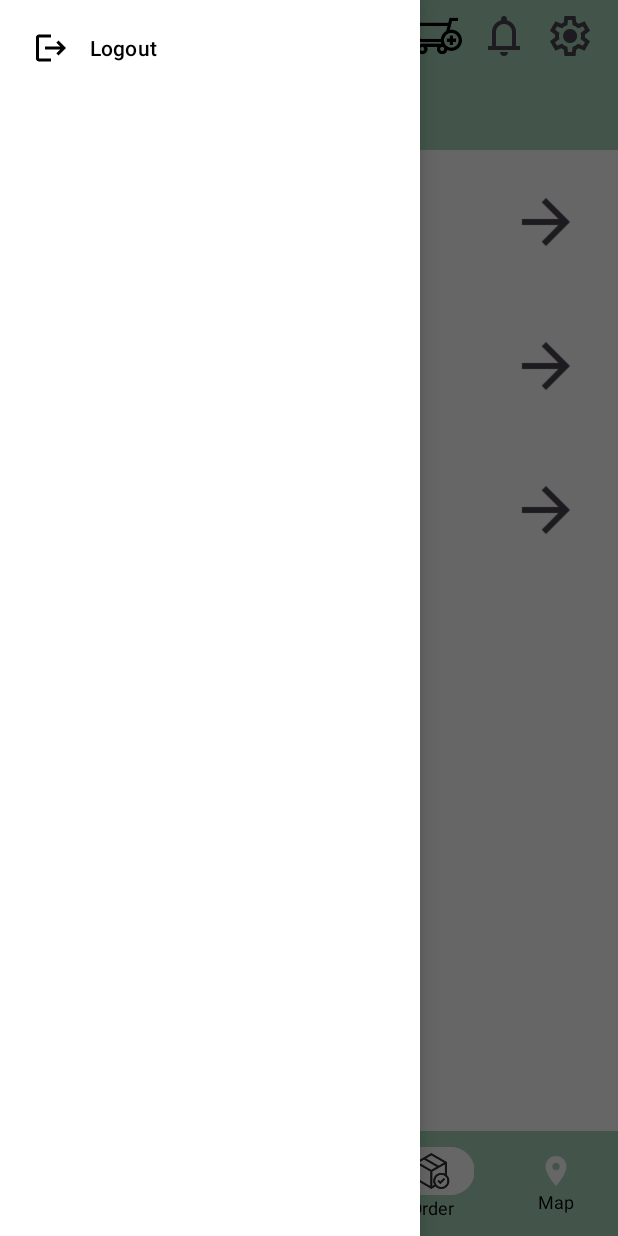
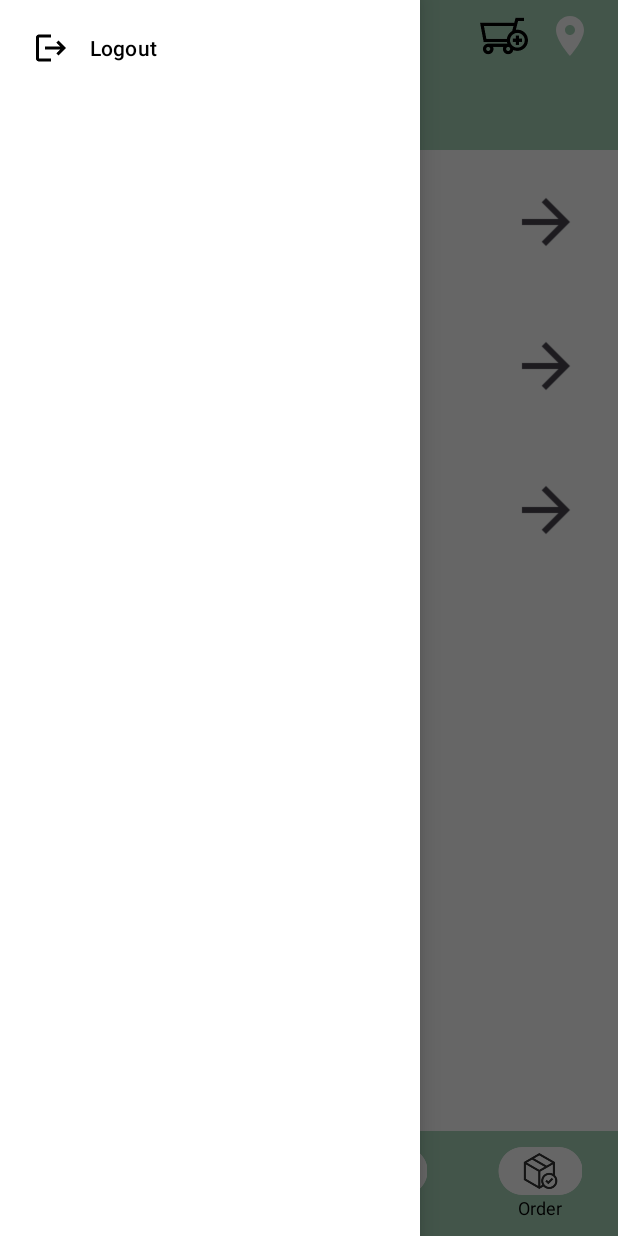
Before and after one commit to QuyTurtle12/Product-Sale-Mobile, an Android app: the screen it shows after launch (HomeActivity), with the side drawer open, on a phone screen of 412 x 824 dp. Run offline under Robolectric (Android 15) with nearby library versions, the phone set to English and light mode, and no system bars; our stand-ins replace CircleImageView; network calls fail; pictures from the network do not load; 3 statements that could not run were skipped.

Commit message:
fix: replace notification& message icon with map icon

```diff
--- a/app/src/main/java/com/example/product_sale_app/ui/home/HomeActivity.java
+++ b/app/src/main/java/com/example/product_sale_app/ui/home/HomeActivity.java
@@ -74,7 +74,7 @@ public class HomeActivity extends AppCompatActivity {
     private ImageView cartButton;
     private LinearLayout orderButton;
     private LinearLayout mapButton;
-
+    private ImageView toolbarMapIcon;
     // Constants for limits
     private static final int NEW_PRODUCTS_LIMIT = 5;
     private static final int TOP_PRODUCTS_LIMIT = 5;
@@ -158,6 +158,13 @@ public class HomeActivity extends AppCompatActivity {
             }
         });
 
+        //Map navigation
+        toolbarMapIcon = findViewById(R.id.toolbar_map_icon);
+        toolbarMapIcon.setOnClickListener(v -> {
+            startActivity(new Intent(HomeActivity.this, StoreMapActivity.class));
+        });
+
+
         // order navigation
         orderButton.setOnClickListener(new View.OnClickListener() {
             @Override
@@ -186,12 +193,7 @@ public class HomeActivity extends AppCompatActivity {
             }
         });
 
-        // Map navigation
-        mapButton = findViewById(R.id.nav_map_button);
-        mapButton.setOnClickListener(v -> {
-            Intent intent = new Intent(HomeActivity.this, StoreMapActivity.class);
-            startActivity(intent);
-        });
+
 
         // Setup user profile click and navigation
         setupUserProfileClick();
--- a/app/src/main/res/layout/activity_home.xml
+++ b/app/src/main/res/layout/activity_home.xml
@@ -47,29 +47,18 @@
                 app:layout_constraintTop_toTopOf="parent"
                 app:layout_constraintStart_toStartOf="parent" />
 
-            <!-- Setting Icon -->
+            <!-- Map Icon -->
             <ImageView
-                android:id="@+id/setting_icon"
+                android:id="@+id/toolbar_map_icon"
                 android:layout_width="32dp"
                 android:layout_height="32dp"
-                android:contentDescription="@string/setting_icon"
-                android:src="@drawable/setting_icon"
+                android:contentDescription="Map"
+                android:src="@drawable/ic_map"
                 android:layout_marginEnd="16dp"
                 android:layout_marginTop="8dp"
                 app:layout_constraintTop_toTopOf="parent"
                 app:layout_constraintEnd_toEndOf="parent" />
-
-            <!-- Notification Icon -->
-            <ImageView
-                android:id="@+id/notification_icon"
-                android:layout_width="32dp"
-                android:layout_height="32dp"
-                android:contentDescription="@string/notification_icon"
-                android:src="@drawable/notification_icon"
-                android:layout_marginEnd="12dp"
-                android:layout_marginTop="8dp"
-                app:layout_constraintTop_toTopOf="parent"
-                app:layout_constraintEnd_toStartOf="@id/setting_icon" />
+            <!-- … -->
 
             <!-- Cart Icon -->
             <ImageView
@@ -81,7 +70,7 @@
                 android:layout_marginEnd="12dp"
                 android:layout_marginTop="8dp"
                 app:layout_constraintTop_toTopOf="parent"
-                app:layout_constraintEnd_toStartOf="@id/notification_icon" />
+                app:layout_constraintEnd_toStartOf="@id/toolbar_map_icon" />
 
         </androidx.constraintlayout.widget.ConstraintLayout>
 
@@ -343,28 +332,6 @@
                     android:textColor="@color/black"/>
             </LinearLayout>
 
-            <!-- Map Icon Button -->
-            <LinearLayout
-                android:id="@+id/nav_map_button"
-                android:layout_width="0dp"
-                android:layout_height="match_parent"
-                android:layout_weight="1"
-                android:orientation="vertical"
-                android:gravity="center"
-                android:background="?attr/selectableItemBackgroundBorderless">
-                <ImageView
-                    android:id="@+id/map_icon"
-                    android:layout_width="24dp"
-                    android:layout_height="24dp"
-                    android:src="@drawable/ic_map"
-                    android:contentDescription="Map"/>
-                <TextView
-                    android:layout_width="wrap_content"
-                    android:layout_height="wrap_content"
-                    android:text="Map"
-                    android:textSize="12sp"
-                    android:textColor="@color/black"/>
-            </LinearLayout>
 
         </LinearLayout>
 
```
